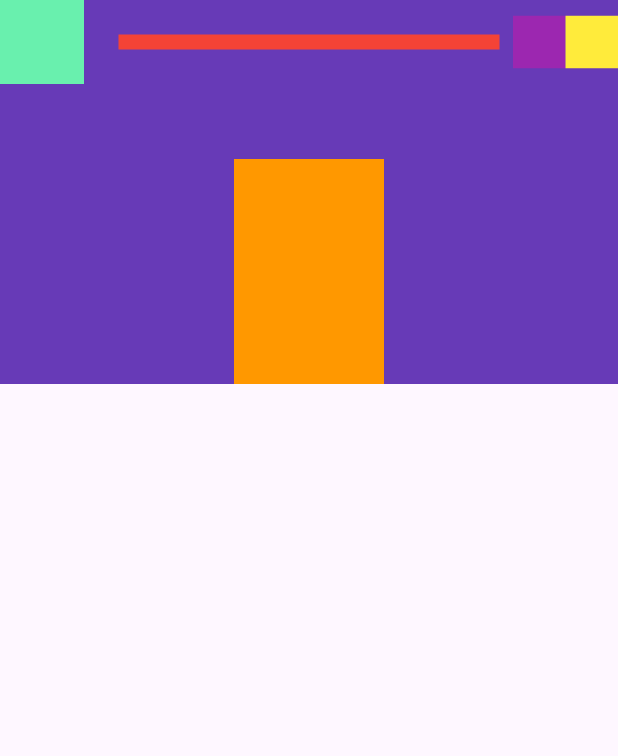
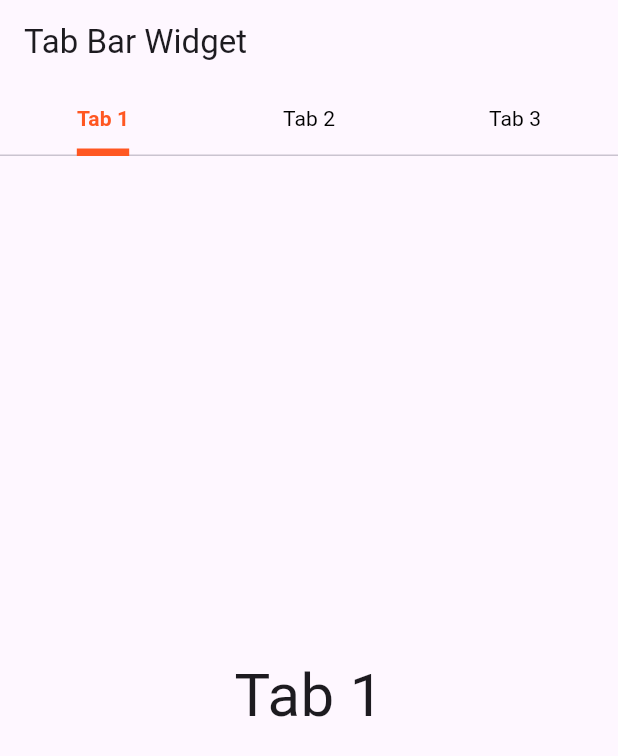
Before and after one commit to Alhaiza/flutter_core_concept, a Flutter app: the screen it shows after launch, on a phone screen of 412 x 824 dp. Shown: the top 756 px of the screen. Run offline on Flutter 3.47's test engine with Material 3 defaults, Android fonts, the phone set to English and light mode, and no system bars.

Commit message:
TabBar Widget

```diff
--- a/lib/main.dart
+++ b/lib/main.dart
@@ -10,23 +10,40 @@ class MyApp extends StatelessWidget {
 
   @override
   Widget build(BuildContext context) {
+    final List<Tab> myTab = [
+      Tab(text: "Tab 1"),
+      Tab(text: "Tab 2"),
+      Tab(text: "Tab 3"),
+    ];
     return MaterialApp(
-      debugShowCheckedModeBanner: false,
-      home: Scaffold(
-        appBar: AppBar(
-          backgroundColor: Colors.green,
-          leading: Container(color: Colors.greenAccent),
-          title: Container(width: 1000, height: 10, color: Colors.red),
-          centerTitle: true,
-          actions: [
-            Container(height: 35, width: 35, color: Colors.purple),
-            Container(height: 35, width: 35, color: Colors.yellow),
-          ],
-          bottom: PreferredSize(
-            preferredSize: Size.fromHeight(200),
-            child: Container(height: 150, width: 100, color: Colors.orange),
+      home: DefaultTabController(
+        length: myTab.length,
+        child: Scaffold(
+          appBar: AppBar(
+            title: Text("Tab Bar Widget"),
+            bottom: TabBar(
+              labelColor: Colors.deepOrange,
+              labelStyle: TextStyle(fontWeight: FontWeight.bold),
+              unselectedLabelColor: Colors.black,
+              unselectedLabelStyle: TextStyle(fontWeight: FontWeight.normal),
+              indicator: BoxDecoration(
+                // color: Colors.amber,
+                // borderRadius: BorderRadius.circular(50),
+                border: Border(
+                  bottom: BorderSide(color: Colors.deepOrange, width: 5),
+                ),
+              ),
+
+              tabs: myTab,
+            ),
           ),
-          flexibleSpace: Container(height: 350, color: Colors.deepPurple),
+          body: TabBarView(
+            children: [
+              Center(child: Text("Tab 1", style: TextStyle(fontSize: 40))),
+              Center(child: Text("Tab 2", style: TextStyle(fontSize: 40))),
+              Center(child: Text("Tab 3", style: TextStyle(fontSize: 40))),
+            ],
+          ),
         ),
       ),
     );
```
